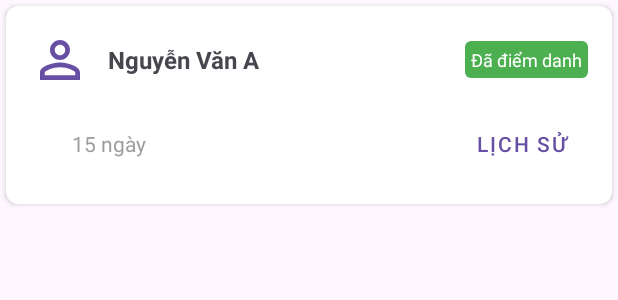
After one commit to quocanh76/GymManagerment, an Android app: the layout item_member_attendance.xml on its own in the app's theme, with its tools: preview values and no code run, on a phone screen of 412 x 824 dp. The commit adds this screen. Shown: the top 300 px of the screen. Run offline under Robolectric (Android 15) with nearby library versions, the phone set to English and light mode, and no system bars.

Commit message:
Update 13/5/2025

```diff
--- a/app/src/main/AndroidManifest.xml
+++ b/app/src/main/AndroidManifest.xml
@@ -46,6 +46,12 @@
             android:name=".EditMemberActivity"
             android:exported="true"
             android:parentActivityName=".MemberActivity" />
+        <activity
+            android:name=".AttendanceHistoryActivity"
+            android:exported="true"
+            android:parentActivityName=".MainActivity" />
+
+
     </application>
 
 </manifest>
--- a/app/src/main/java/com/example/gymmanagerment/PackageAdapter.java
+++ b/app/src/main/java/com/example/gymmanagerment/PackageAdapter.java
@@ -53,4 +53,5 @@ public class PackageAdapter extends RecyclerView.Adapter<PackageAdapter.PackageV
             txtName = itemView.findViewById(R.id.txtPackageName);
         }
     }
+
 }
--- a/app/src/main/java/com/example/gymmanagerment/PackagesActivity.java
+++ b/app/src/main/java/com/example/gymmanagerment/PackagesActivity.java
@@ -1,5 +1,6 @@
 package com.example.gymmanagerment;
 
+import android.content.Intent;
 import android.os.Bundle;
 
 import androidx.appcompat.app.AppCompatActivity;
--- /dev/null
+++ b/app/src/main/res/drawable/bg_checked_in.xml
@@ -0,0 +1,4 @@
+<shape xmlns:android="http://schemas.android.com/apk/res/android">
+    <corners android:radius="4dp"/>
+    <solid android:color="@color/green"/>
+</shape>
--- /dev/null
+++ b/app/src/main/res/drawable/bg_checkin_status.xml
@@ -0,0 +1,4 @@
+<shape xmlns:android="http://schemas.android.com/apk/res/android">
+    <corners android:radius="4dp"/>
+    <solid android:color="@color/green"/>
+</shape>
--- /dev/null
+++ b/app/src/main/res/drawable/bg_not_checked_in.xml
@@ -0,0 +1,5 @@
+
+<shape xmlns:android="http://schemas.android.com/apk/res/android">
+<corners android:radius="4dp"/>
+<solid android:color="@color/red"/>
+</shape>
--- /dev/null
+++ b/app/src/main/res/layout/item_member_attendance.xml
@@ -0,0 +1,75 @@
+<?xml version="1.0" encoding="utf-8"?>
+<androidx.cardview.widget.CardView xmlns:android="http://schemas.android.com/apk/res/android"
+    xmlns:app="http://schemas.android.com/apk/res-auto"
+    android:layout_width="match_parent"
+    android:layout_height="wrap_content"
+    xmlns:tools="http://schemas.android.com/tools"
+    android:layout_margin="4dp"
+    app:cardCornerRadius="8dp"
+    app:cardElevation="2dp">
+
+    <LinearLayout
+        android:layout_width="match_parent"
+        android:layout_height="wrap_content"
+        android:orientation="vertical"
+        android:padding="16dp">
+
+        <LinearLayout
+            android:layout_width="match_parent"
+            android:layout_height="wrap_content"
+            android:orientation="horizontal"
+            android:gravity="center_vertical">
+
+            <ImageView
+                android:layout_width="40dp"
+                android:layout_height="40dp"
+                android:src="@drawable/ic_person_outline"
+                app:tint="?attr/colorPrimary"/>
+
+            <TextView
+                android:id="@+id/tvMemberName"
+                android:layout_width="0dp"
+                android:layout_height="wrap_content"
+                android:layout_marginStart="12dp"
+                android:layout_weight="1"
+                android:textSize="16sp"
+                android:textStyle="bold"
+                tools:text="Nguyễn Văn A"/>
+
+            <TextView
+                android:id="@+id/tvCheckinStatus"
+                android:layout_width="wrap_content"
+                android:layout_height="wrap_content"
+                android:background="@drawable/bg_checkin_status"
+                android:padding="4dp"
+                android:text="Đã điểm danh"
+                android:textColor="@color/white"
+                android:textSize="12sp"/>
+        </LinearLayout>
+
+        <LinearLayout
+            android:layout_width="match_parent"
+            android:layout_height="wrap_content"
+            android:layout_marginTop="12dp"
+            android:orientation="horizontal">
+
+            <TextView
+                android:id="@+id/tvCheckinCount"
+                android:layout_width="0dp"
+                android:layout_height="wrap_content"
+                android:layout_weight="1"
+                android:drawableStart="@drawable/ic_calendar"
+                android:drawablePadding="4dp"
+                android:text="15 ngày"
+                android:textColor="@color/gray"/>
+
+            <Button
+                android:id="@+id/btnCheckinHistory"
+                style="@style/Widget.MaterialComponents.Button.TextButton"
+                android:layout_width="wrap_content"
+                android:layout_height="wrap_content"
+                android:text="Lịch sử"
+                android:textColor="?attr/colorPrimary"/>
+        </LinearLayout>
+    </LinearLayout>
+</androidx.cardview.widget.CardView>
--- a/app/src/main/res/values/colors.xml
+++ b/app/src/main/res/values/colors.xml
@@ -7,4 +7,5 @@
     <color name="light_gray">#FFEEEEEE</color>
     <color name="red">#FFFF5252</color>
     <color name="gray_600">#FF757575</color>
+    <color name="green">#FF4CAF50</color>
 </resources>
```
Also changed, not shown: app/src/main/java/com/example/gymmanagerment/AttendanceActivity.java (added, +144 -0 lines), app/src/main/java/com/example/gymmanagerment/AttendanceHistoryActivity.java (added, +92 -0 lines), app/src/main/java/com/example/gymmanagerment/MainActivity.java (+7 -7 lines), app/src/main/java/com/example/gymmanagerment/Member.java (+27 -21 lines), app/src/main/java/com/example/gymmanagerment/MemberAttendanceAdapter.java (added, +77 -0 lines), app/src/main/java/com/example/gymmanagerment/MembersByPackageActivity.java (+25 -1 lines), app/src/main/res/drawable/ic_arrow_back.xml (added, +23 -0 lines), app/src/main/res/drawable/ic_check.xml (added, +27 -0 lines), app/src/main/res/layout/activity_attendance.xml (added, +39 -0 lines), app/src/main/res/layout/activity_attendance_history.xml (added, +31 -0 lines).
